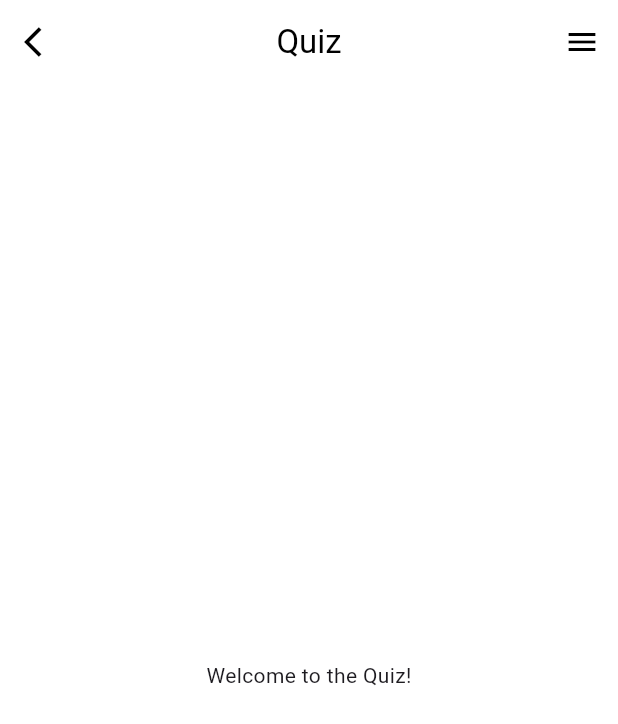
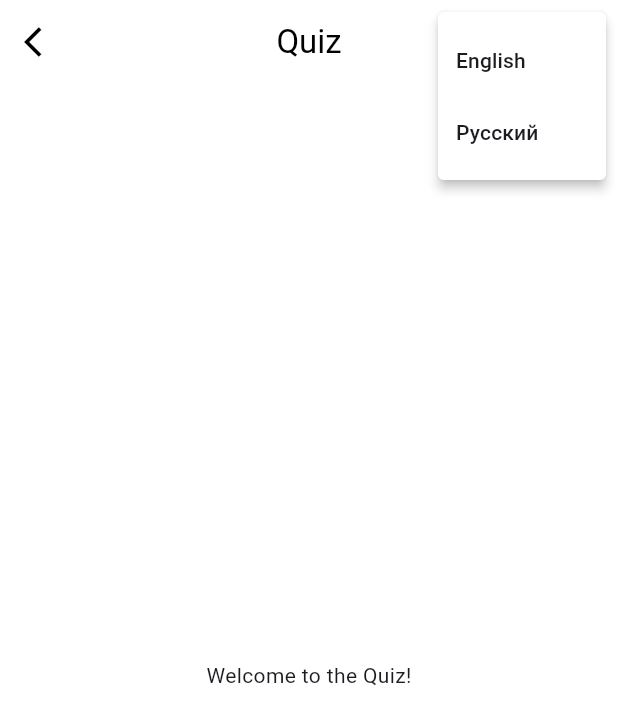
Before and after one commit to AsadbekDeveloper/betterme_quiz, a Flutter app: the screen it shows after launch, after a tap on the "arrow back ios" icon, after a tap on the "menu" icon, on a phone screen of 412 x 824 dp. Shown: the top 724 px of the screen. Run offline on Flutter 3.47's test engine with Material 3 defaults, Android fonts, the light colour scheme and no system bars; our stand-ins replace dartz, equatable, flutter_bloc, get_it.

Commit message:
Adding localizations

````diff
--- /dev/null
+++ b/l10n.yaml
@@ -0,0 +1,3 @@
+arb-dir: lib/l10n
+template-arb-file: app_en.arb
+output-localization-file: app_localizations.dart
--- /dev/null
+++ b/lib/core/locale/locale_bloc.dart
@@ -0,0 +1,12 @@
+import 'package:flutter_bloc/flutter_bloc.dart';
+import 'package:flutter/material.dart';
+import 'package:betterme_quiz/core/locale/locale_event.dart';
+import 'package:betterme_quiz/core/locale/locale_state.dart';
+
+class LocaleBloc extends Bloc<LocaleEvent, LocaleState> {
+  LocaleBloc() : super(const LocaleState(Locale('en'))) {
+    on<LocaleChanged>((event, emit) {
+      emit(LocaleState(event.locale));
+    });
+  }
+}
--- /dev/null
+++ b/lib/core/locale/locale_event.dart
@@ -0,0 +1,18 @@
+import 'package:equatable/equatable.dart';
+import 'package:flutter/material.dart';
+
+abstract class LocaleEvent extends Equatable {
+  const LocaleEvent();
+
+  @override
+  List<Object> get props => [];
+}
+
+class LocaleChanged extends LocaleEvent {
+  final Locale locale;
+
+  const LocaleChanged(this.locale);
+
+  @override
+  List<Object> get props => [locale];
+}
--- /dev/null
+++ b/lib/core/locale/locale_state.dart
@@ -0,0 +1,11 @@
+import 'package:equatable/equatable.dart';
+import 'package:flutter/material.dart';
+
+class LocaleState extends Equatable {
+  final Locale locale;
+
+  const LocaleState(this.locale);
+
+  @override
+  List<Object> get props => [locale];
+}
--- a/lib/features/quiz/presentation/pages/quiz.dart
+++ b/lib/features/quiz/presentation/pages/quiz.dart
@@ -1,3 +1,4 @@
+import 'package:betterme_quiz/l10n/app_localizations.dart';
 import 'package:flutter/material.dart';
 import 'package:flutter_bloc/flutter_bloc.dart';
 import 'package:betterme_quiz/features/quiz/presentation/bloc/quiz_bloc.dart';
@@ -43,7 +44,10 @@ class _QuizPageState extends State<QuizPage> {
               title: Column(
                 mainAxisSize: MainAxisSize.min,
                 children: [
-                  const Text('Quiz', style: TextStyle(color: Colors.black)),
+                  Text(
+                    AppLocalizations.of(context)!.quiz,
+                    style: TextStyle(color: Colors.black),
+                  ),
                   if (currentStep + 1 < totalSteps)
                     const SizedBox(
                       height: 4.0,
@@ -211,7 +215,7 @@ class _QuizPageState extends State<QuizPage> {
                                     }
                                   : null,
                               child: Text(
-                                'Next',
+                                AppLocalizations.of(context)!.next,
                                 style: TextStyle(
                                   color: selectedOptions.isNotEmpty
                                       ? Colors.white
--- a/lib/features/quiz/presentation/widgets/custom_app_bar.dart
+++ b/lib/features/quiz/presentation/widgets/custom_app_bar.dart
@@ -1,11 +1,14 @@
+import 'package:betterme_quiz/l10n/app_localizations.dart';
 import 'package:flutter/material.dart';
+import 'package:flutter_bloc/flutter_bloc.dart';
+import 'package:betterme_quiz/core/locale/locale_bloc.dart';
+import 'package:betterme_quiz/core/locale/locale_event.dart';
 
-class CustomAppBar extends StatelessWidget implements PreferredSizeWidget {
-  final Widget title; // Changed from String to Widget
+class CustomAppBar extends StatefulWidget implements PreferredSizeWidget {
+  final Widget title;
   final bool showBackButton;
   final bool showMenuButton;
   final VoidCallback? onBack;
-  // Removed final PreferredSizeWidget? bottom;
 
   const CustomAppBar({
     super.key,
@@ -13,40 +16,54 @@ class CustomAppBar extends StatelessWidget implements PreferredSizeWidget {
     this.showBackButton = true,
     this.showMenuButton = true,
     this.onBack,
-    // Removed this.bottom,
   });
 
   @override
-  Size get preferredSize => const Size.fromHeight(kToolbarHeight + 20.0); // Adjusted height for title + progress bar
+  State<CustomAppBar> createState() => _CustomAppBarState();
 
+  @override
+  Size get preferredSize => const Size.fromHeight(kToolbarHeight + 20.0);
+}
+
+class _CustomAppBarState extends State<CustomAppBar> {
   @override
   Widget build(BuildContext context) {
     return AppBar(
       backgroundColor: Colors.white,
       surfaceTintColor: Colors.white,
       elevation: 0,
-      leading: showBackButton
+      leading: widget.showBackButton
           ? IconButton(
               icon: const Icon(Icons.arrow_back_ios, color: Colors.black),
               onPressed:
-                  onBack ??
+                  widget.onBack ??
                   () {
                     Navigator.of(context).pop();
                   },
             )
           : null,
-      title: title, // Now accepts a Widget
+      title: widget.title,
       centerTitle: true,
       actions: [
-        if (showMenuButton)
-          IconButton(
+        if (widget.showMenuButton)
+          PopupMenuButton<Locale>(
             icon: const Icon(Icons.menu, color: Colors.black),
-            onPressed: () {
-              // Handle menu button press
+            onSelected: (Locale locale) {
+              context.read<LocaleBloc>().add(LocaleChanged(locale));
+            },
+            color: Colors.white,
+            itemBuilder: (BuildContext context) {
+              return AppLocalizations.supportedLocales.map((Locale locale) {
+                return PopupMenuItem<Locale>(
+                  value: locale,
+                  child: Text(
+                    locale.languageCode == 'en' ? 'English' : 'Русский',
+                  ),
+                );
+              }).toList();
             },
           ),
       ],
-      // Removed bottom: bottom,
     );
   }
 }
--- a/lib/injection_container.dart
+++ b/lib/injection_container.dart
@@ -5,6 +5,7 @@ import 'package:betterme_quiz/features/quiz/domain/repositories/quiz_repository.
 import 'package:betterme_quiz/features/quiz/domain/usecases/load_quiz.dart';
 import 'package:betterme_quiz/features/quiz/domain/usecases/submit_answer.dart';
 import 'package:betterme_quiz/features/quiz/presentation/bloc/quiz_bloc.dart';
+import 'package:betterme_quiz/core/locale/locale_bloc.dart';
 
 final sl = GetIt.instance;
 
@@ -15,6 +16,9 @@ void init() {
       loadQuiz: sl(),
       submitAnswer: sl(),
     ),
+  );
+  sl.registerFactory(
+    () => LocaleBloc(),
   );
 
   // Use cases
--- /dev/null
+++ b/lib/l10n/app_en.arb
@@ -0,0 +1,7 @@
+{
+    "@@locale": "en",
+    "language": "English",
+    "menu": "Menu",
+    "next": "Next",
+    "quiz": "Quiz"
+}
--- /dev/null
+++ b/lib/l10n/app_localizations.dart
@@ -0,0 +1,158 @@
+import 'dart:async';
+
+import 'package:flutter/foundation.dart';
+import 'package:flutter/widgets.dart';
+import 'package:flutter_localizations/flutter_localizations.dart';
+import 'package:intl/intl.dart' as intl;
+
+import 'app_localizations_en.dart';
+import 'app_localizations_ru.dart';
+
+// ignore_for_file: type=lint
+
+/// Callers can lookup localized strings with an instance of AppLocalizations
+/// returned by `AppLocalizations.of(context)`.
+///
+/// Applications need to include `AppLocalizations.delegate()` in their app's
+/// `localizationDelegates` list, and the locales they support in the app's
+/// `supportedLocales` list. For example:
+///
+/// ```dart
+/// import 'l10n/app_localizations.dart';
+///
+/// return MaterialApp(
+///   localizationsDelegates: AppLocalizations.localizationsDelegates,
+///   supportedLocales: AppLocalizations.supportedLocales,
+///   home: MyApplicationHome(),
+/// );
+/// ```
+///
+/// ## Update pubspec.yaml
+///
+/// Please make sure to update your pubspec.yaml to include the following
+/// packages:
+///
+/// ```yaml
+/// dependencies:
+///   # Internationalization support.
+///   flutter_localizations:
+///     sdk: flutter
+///   intl: any # Use the pinned version from flutter_localizations
+///
+///   # Rest of dependencies
+/// ```
+///
+/// ## iOS Applications
+///
+/// iOS applications define key application metadata, including supported
+/// locales, in an Info.plist file that is built into the application bundle.
+/// To configure the locales supported by your app, you’ll need to edit this
+/// file.
+///
+/// First, open your project’s ios/Runner.xcworkspace Xcode workspace file.
+/// Then, in the Project Navigator, open the Info.plist file under the Runner
+/// project’s Runner folder.
+///
+/// Next, select the Information Property List item, select Add Item from the
+/// Editor menu, then select Localizations from the pop-up menu.
+///
+/// Select and expand the newly-created Localizations item then, for each
+/// locale your application supports, add a new item and select the locale
+/// you wish to add from the pop-up menu in the Value field. This list should
+/// be consistent with the languages listed in the AppLocalizations.supportedLocales
+/// property.
+abstract class AppLocalizations {
+  AppLocalizations(String locale)
+    : localeName = intl.Intl.canonicalizedLocale(locale.toString());
+
+  final String localeName;
+
+  static AppLocalizations? of(BuildContext context) {
+    return Localizations.of<AppLocalizations>(context, AppLocalizations);
+  }
+
+  static const LocalizationsDelegate<AppLocalizations> delegate =
+      _AppLocalizationsDelegate();
+
+  /// A list of this localizations delegate along with the default localizations
+  /// delegates.
+  ///
+  /// Returns a list of localizations delegates containing this delegate along with
+  /// GlobalMaterialLocalizations.delegate, GlobalCupertinoLocalizations.delegate,
+  /// and GlobalWidgetsLocalizations.delegate.
+  ///
+  /// Additional delegates can be added by appending to this list in
+  /// MaterialApp. This list does not have to be used at all if a custom list
+  /// of delegates is preferred or required.
+  static const List<LocalizationsDelegate<dynamic>> localizationsDelegates =
+      <LocalizationsDelegate<dynamic>>[
+        delegate,
+        GlobalMaterialLocalizations.delegate,
+        GlobalCupertinoLocalizations.delegate,
+        GlobalWidgetsLocalizations.delegate,
+      ];
+
+  /// A list of this localizations delegate's supported locales.
+  static const List<Locale> supportedLocales = <Locale>[
+    Locale('en'),
+    Locale('ru'),
+  ];
+
+  /// No description provided for @language.
+  ///
+  /// In en, this message translates to:
+  /// **'English'**
+  String get language;
+
+  /// No description provided for @menu.
+  ///
+  /// In en, this message translates to:
+  /// **'Menu'**
+  String get menu;
+
+  /// No description provided for @next.
+  ///
+  /// In en, this message translates to:
+  /// **'Next'**
+  String get next;
+
+  /// No description provided for @quiz.
+  ///
+  /// In en, this message translates to:
+  /// **'Quiz'**
+  String get quiz;
+}
+
+class _AppLocalizationsDelegate
+    extends LocalizationsDelegate<AppLocalizations> {
+  const _AppLocalizationsDelegate();
+
+  @override
+  Future<AppLocalizations> load(Locale locale) {
+    return SynchronousFuture<AppLocalizations>(lookupAppLocalizations(locale));
+  }
+
+  @override
+  bool isSupported(Locale locale) =>
+      <String>['en', 'ru'].contains(locale.languageCode);
+
+  @override
+  bool shouldReload(_AppLocalizationsDelegate old) => false;
+}
+
+AppLocalizations lookupAppLocalizations(Locale locale) {
+  // Lookup logic when only language code is specified.
+  switch (locale.languageCode) {
+    case 'en':
+      return AppLocalizationsEn();
+    case 'ru':
+      return AppLocalizationsRu();
+  }
+
+  throw FlutterError(
+    'AppLocalizations.delegate failed to load unsupported locale "$locale". This is likely '
+    'an issue with the localizations generation tool. Please file an issue '
+    'on GitHub with a reproducible sample app and the gen-l10n configuration '
+    'that was used.',
+  );
+}
--- /dev/null
+++ b/lib/l10n/app_localizations_en.dart
@@ -0,0 +1,22 @@
+// ignore: unused_import
+import 'package:intl/intl.dart' as intl;
+import 'app_localizations.dart';
+
+// ignore_for_file: type=lint
+
+/// The translations for English (`en`).
+class AppLocalizationsEn extends AppLocalizations {
+  AppLocalizationsEn([String locale = 'en']) : super(locale);
+
+  @override
+  String get language => 'English';
+
+  @override
+  String get menu => 'Menu';
+
+  @override
+  String get next => 'Next';
+
+  @override
+  String get quiz => 'Quiz';
+}
--- /dev/null
+++ b/lib/l10n/app_localizations_ru.dart
@@ -0,0 +1,22 @@
+// ignore: unused_import
+import 'package:intl/intl.dart' as intl;
+import 'app_localizations.dart';
+
+// ignore_for_file: type=lint
+
+/// The translations for Russian (`ru`).
+class AppLocalizationsRu extends AppLocalizations {
+  AppLocalizationsRu([String locale = 'ru']) : super(locale);
+
+  @override
+  String get language => 'Русский';
+
+  @override
+  String get menu => 'Меню';
+
+  @override
+  String get next => 'Следующий';
+
+  @override
+  String get quiz => 'Викторина';
+}
--- /dev/null
+++ b/lib/l10n/app_ru.arb
@@ -0,0 +1,7 @@
+{
+    "@@locale": "ru",
+    "language": "Русский",
+    "menu": "Меню",
+    "next": "Следующий",
+    "quiz": "Викторина"
+}
--- a/lib/main.dart
+++ b/lib/main.dart
@@ -1,8 +1,12 @@
+import 'package:betterme_quiz/l10n/app_localizations.dart';
 import 'package:flutter/material.dart';
 import 'package:flutter_bloc/flutter_bloc.dart';
+import 'package:flutter_localizations/flutter_localizations.dart';
 import 'package:betterme_quiz/features/quiz/presentation/pages/quiz.dart';
 import 'package:betterme_quiz/features/quiz/presentation/bloc/quiz_bloc.dart';
 import 'package:betterme_quiz/injection_container.dart' as di;
+import 'package:betterme_quiz/core/locale/locale_bloc.dart';
+import 'package:betterme_quiz/core/locale/locale_state.dart';
 
 void main() {
   di.init();
@@ -14,15 +18,34 @@ class MyApp extends StatelessWidget {
 
   @override
   Widget build(BuildContext context) {
-    return BlocProvider(
+    return MultiBlocProvider(
+      providers: [
+        BlocProvider(
           create: (_) => di.sl<QuizBloc>(),
-      child: MaterialApp(
+        ),
+        BlocProvider(
+          create: (_) => di.sl<LocaleBloc>(),
+        ),
+      ],
+      child: BlocBuilder<LocaleBloc, LocaleState>(
+        builder: (context, localeState) {
+          return MaterialApp(
             title: 'BetterMe Quiz',
             theme: ThemeData(
               primarySwatch: Colors.blue,
             ),
             home: QuizPage(),
             debugShowCheckedModeBanner: false,
+            locale: localeState.locale,
+            localizationsDelegates: const [
+              AppLocalizations.delegate,
+              GlobalMaterialLocalizations.delegate,
+              GlobalWidgetsLocalizations.delegate,
+              GlobalCupertinoLocalizations.delegate,
+            ],
+            supportedLocales: AppLocalizations.supportedLocales,
+          );
+        },
       ),
     );
   }
--- a/pubspec.yaml
+++ b/pubspec.yaml
@@ -30,6 +30,8 @@ environment:
 dependencies:
   flutter:
     sdk: flutter
+  flutter_localizations:
+    sdk: flutter
 
   # The following adds the Cupertino Icons font to your application.
   # Use with the CupertinoIcons class for iOS style icons.
@@ -60,10 +62,12 @@ flutter:
   # included with your application, so that you can use the icons in
   # the material Icons class.
   uses-material-design: true
+  generate: true
 
   # To add assets to your application, add an assets section, like this:
   assets:
     - assets/
+    - lib/l10n/
   #   - images/a_dot_ham.jpeg
 
   # An image asset can refer to one or more resolution-specific "variants", see
````
Also changed, not shown: pubspec.lock. Lines whose indentation alone changed are shown as unchanged.
